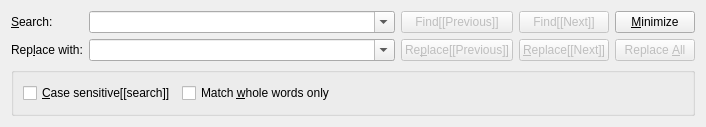
The window that src/frontends/qt/ui/SearchUi.ui (cburschka/lyx) describes before a commit, drawn with Qt 5.
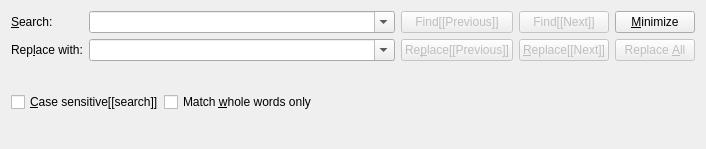
The same window after the commit. Icons and pictures are not drawn.

Commit message: Frame takes less space than GroupBox

```diff
--- a/src/frontends/qt/ui/SearchUi.ui
+++ b/src/frontends/qt/ui/SearchUi.ui
@@ -7,7 +7,7 @@
     <x>0</x>
     <y>0</y>
     <width>706</width>
-    <height>127</height>
+    <height>149</height>
    </rect>
   </property>
   <property name="sizePolicy">
@@ -195,8 +195,23 @@
     </layout>
    </item>
    <item row="1" column="0">
-    <widget class="QGroupBox" name="CBGroupBox">
+    <widget class="QFrame" name="CBFrame">
      <layout class="QHBoxLayout" name="CBLayout">
+      <property name="spacing">
+       <number>0</number>
+      </property>
+      <property name="leftMargin">
+       <number>0</number>
+      </property>
+      <property name="topMargin">
+       <number>0</number>
+      </property>
+      <property name="rightMargin">
+       <number>0</number>
+      </property>
+      <property name="bottomMargin">
+       <number>0</number>
+      </property>
       <item>
        <layout class="QHBoxLayout" name="horizontalLayout_2">
         <item>
```
Left out of the diff: 6 changed lines with no effect on the pictures. The commit also changes 1 other file.
